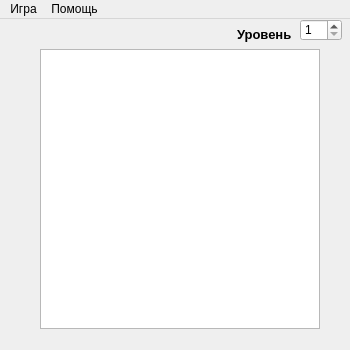
This is MainWin.ui in kitsuldaniil/Chain_reaction as Qt 5 draws it before an edit. The edited form follows.
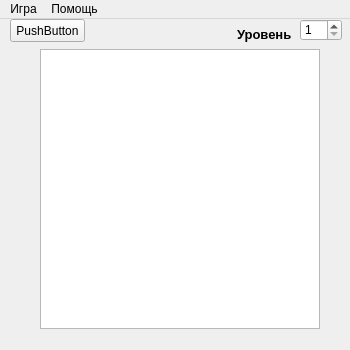
This is the edited form. Icons and pictures are not drawn.

The edit to the form file:
```diff
--- a/MainWin.ui
+++ b/MainWin.ui
@@ -102,6 +102,19 @@
      <number>7</number>
     </property>
    </widget>
+   <widget class="QPushButton" name="test">
+    <property name="geometry">
+     <rect>
+      <x>10</x>
+      <y>0</y>
+      <width>75</width>
+      <height>23</height>
+     </rect>
+    </property>
+    <property name="text">
+     <string>PushButton</string>
+    </property>
+   </widget>
   </widget>
   <widget class="QMenuBar" name="menubar">
    <property name="geometry">
```
Left out of the diff: 26 changed lines with no effect on the pictures.
